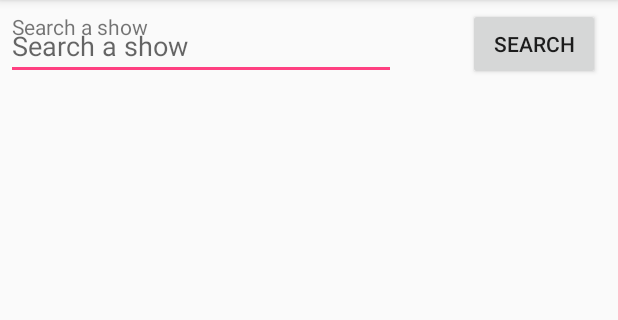
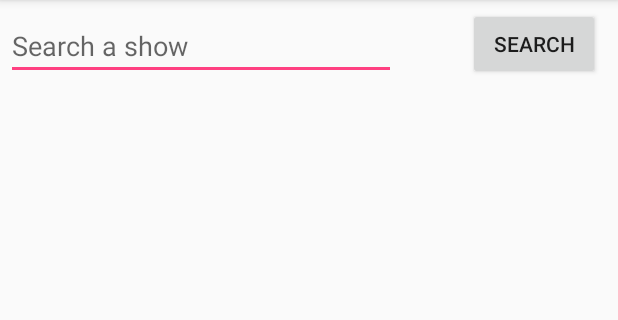
Before and after one commit to r0615219/MobileSerieDatabase, an Android app: the screen it shows after launch (MainActivity), on a phone screen of 412 x 824 dp, the part 84-404 px from its top. Run offline under Robolectric (Android 15) with nearby library versions, the phone set to English and light mode, and no system bars.

Commit message:
cleaned code

```diff
--- a/app/src/main/java/com/example/carolineboeykens/mobileseriedatabase/APIFetchData.java
+++ b/app/src/main/java/com/example/carolineboeykens/mobileseriedatabase/APIFetchData.java
@@ -69,10 +69,14 @@ public class APIFetchData extends AsyncTask<String, String, String> {
             for (int i = 0; i < jsonArray.length(); i++) {
                 JSONObject jsonObject = (JSONObject) jsonArray.getJSONObject(i);
 
+                //get the show object
                 JSONObject show = jsonObject.getJSONObject("show");
 
+                //get the data inside the show object
                 String name = (String) show.getString("name");
                 String premieredDate = (String) show.getString("premiered");
+
+                //add the data to the listview
                 customAdapter.shows.add(new singleShow(name, premieredDate));
 
             }
--- a/app/src/main/java/com/example/carolineboeykens/mobileseriedatabase/MainActivity.java
+++ b/app/src/main/java/com/example/carolineboeykens/mobileseriedatabase/MainActivity.java
@@ -17,7 +17,6 @@ import java.util.ArrayList;
 
 public class MainActivity extends AppCompatActivity {
 
-    public static TextView outputText;
     ListView listviewShows;
 
     @Override
--- a/app/src/main/res/layout/activity_main.xml
+++ b/app/src/main/res/layout/activity_main.xml
@@ -46,19 +46,4 @@
         android:layout_alignStart="@+id/searchSerieEditText"
         android:layout_below="@+id/searchSerieEditText" />
 
-
-    <TextView
-        android:id="@+id/outputText"
-        android:layout_width="match_parent"
-        android:layout_height="match_parent"
-        android:layout_marginBottom="8dp"
-        android:layout_marginEnd="8dp"
-        android:layout_marginStart="8dp"
-        android:layout_marginTop="8dp"
-        android:text="@string/search_a_show"
-        app:layout_constraintBottom_toBottomOf="parent"
-        app:layout_constraintEnd_toEndOf="parent"
-        app:layout_constraintStart_toStartOf="parent"
-        app:layout_constraintVertical_bias="0.098" />
-
 </RelativeLayout>
--- a/app/src/main/res/values/strings.xml
+++ b/app/src/main/res/values/strings.xml
@@ -5,5 +5,4 @@
     <string name="serie_name">Serie Name</string>
     <string name="name">Name</string>
     <string name="premiereddate">premieredDate</string>
-    <string name="summary">summary</string>
 </resources>
```
